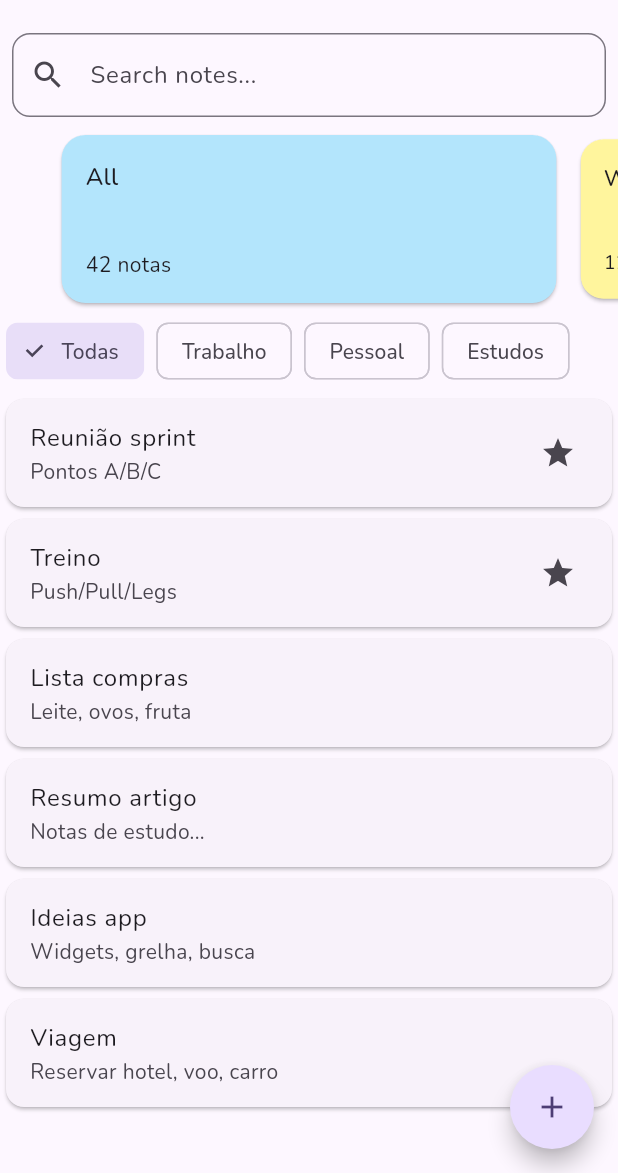
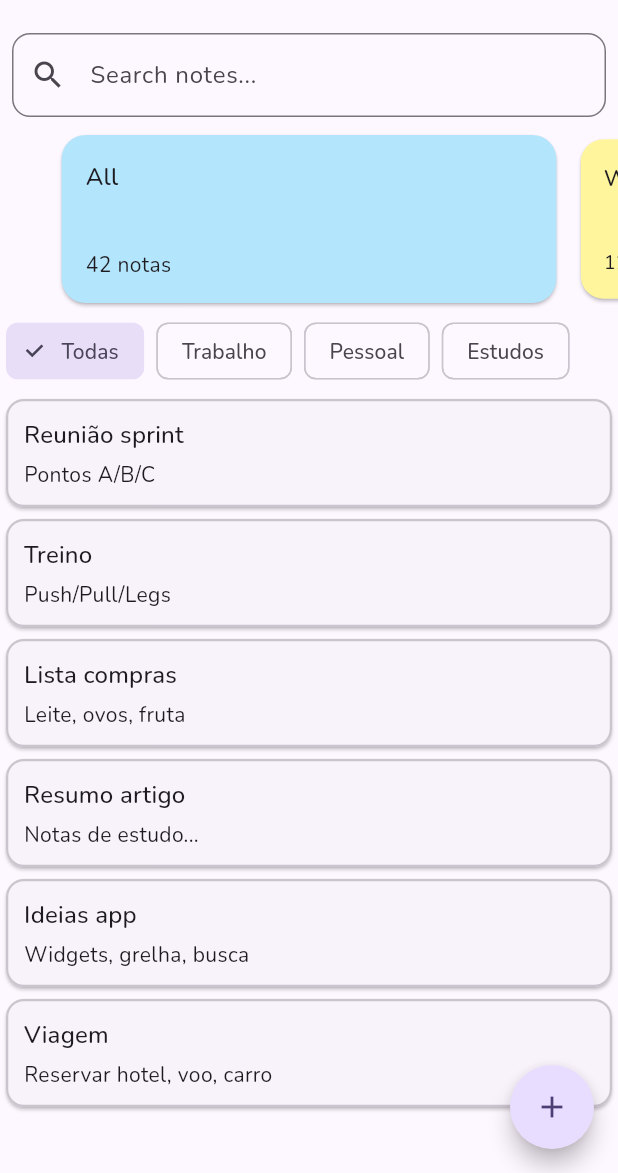
Before and after one commit to TiagoNeves00/tiago-notebox, a Flutter app: the screen it shows after launch, after a tap on the "bolt" icon, on a phone screen of 412 x 824 dp, the part 63-1236 px from its top. Run offline on Flutter 3.47's test engine with Material 3 defaults, Android fonts, the light colour scheme and no system bars; drawn by our look-alikes of dynamic_color; our stand-ins replace drift, flutter_riverpod, go_router, google_fonts; accounts and stored records are empty; generated files the repository leaves out were written again.

Commit message:
Grid View and Outline
default to grid view and color outline per note

```diff
--- a/lib/features/home/home_page.dart
+++ b/lib/features/home/home_page.dart
@@ -63,17 +63,36 @@ class HomePage extends ConsumerWidget {
                       itemCount: notes.length,
                       itemBuilder: (_, i) {
                         final n = notes[i];
+                        final c = n.color != null
+                            ? Color(n.color!)
+                            : Theme.of(context).colorScheme.outlineVariant;
                         return Card(
-                          child: ListTile(
-                            title: Text(n.title),
-                            subtitle: Text(
-                              n.body,
-                              maxLines: 2,
-                              overflow: TextOverflow.ellipsis,
+                          shape: RoundedRectangleBorder(
+                            borderRadius: BorderRadius.circular(12),
+                            side: BorderSide(color: c, width: 1.5),
+                          ),
+                          child: InkWell(
+                            onTap: () => context.push('/edit/${n.id}'),
+                            child: Padding(
+                              padding: const EdgeInsets.all(12),
+                              child: Column(
+                                crossAxisAlignment: CrossAxisAlignment.start,
+                                children: [
+                                  Text(
+                                    n.title,
+                                    style: Theme.of(
+                                      context,
+                                    ).textTheme.titleMedium,
+                                  ),
+                                  const SizedBox(height: 4),
+                                  Text(
+                                    n.body,
+                                    maxLines: 3,
+                                    overflow: TextOverflow.ellipsis,
+                                  ),
+                                ],
+                              ),
                             ),
-                            trailing: n.isFavorite
-                                ? const Icon(Icons.star)
-                                : null,
                           ),
                         );
                       },
@@ -89,9 +108,7 @@ class HomePage extends ConsumerWidget {
       floatingActionButton: FloatingActionButton(
         onPressed: () => context.push('/edit'),
         child: const Icon(Icons.add),
-        shape: RoundedRectangleBorder(
-          borderRadius: BorderRadius.circular(32),
-        ),
+        shape: RoundedRectangleBorder(borderRadius: BorderRadius.circular(32)),
       ),
     );
   }
--- a/lib/features/home/providers/view_mode.dart
+++ b/lib/features/home/providers/view_mode.dart
@@ -1,3 +1,3 @@
 import 'package:flutter_riverpod/flutter_riverpod.dart';
 
-final gridModeProvider = StateProvider<bool>((ref) => false);
+final gridModeProvider = StateProvider<bool>((ref) => true);
```
